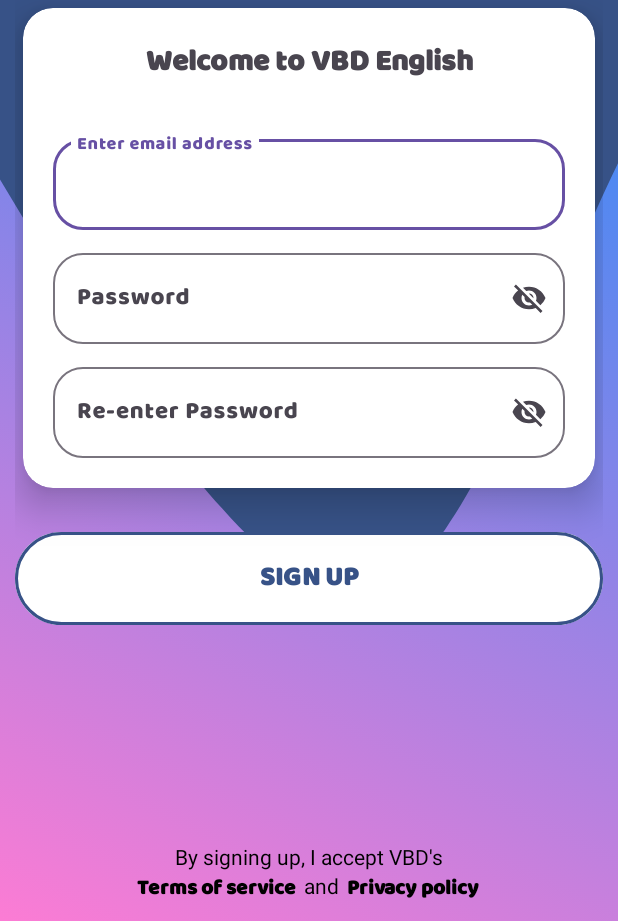
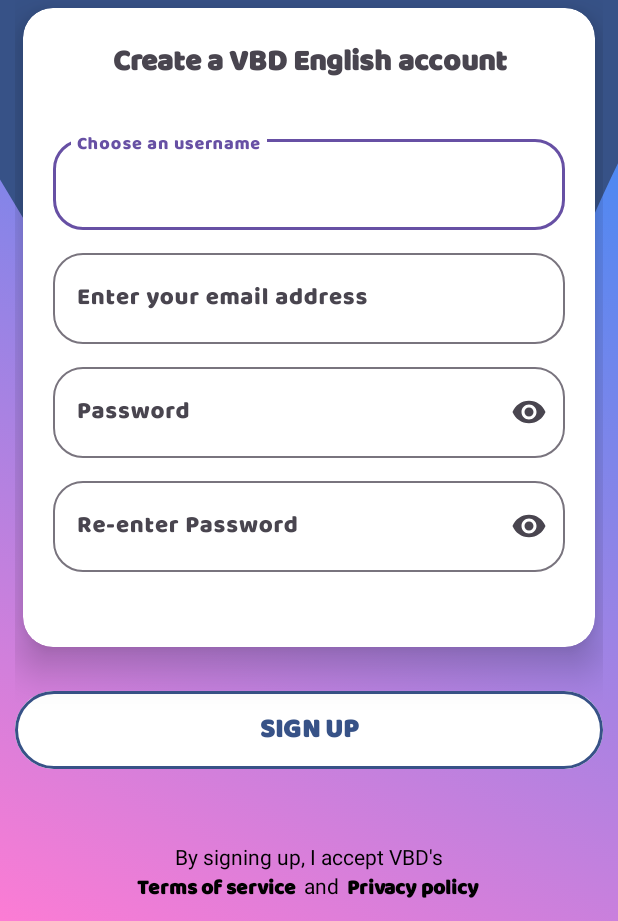
Before and after one commit to GinNE-dev/MobileFP_EnglishQuizlet, an Android app: the layout login_signup_layout.xml on its own in the app's theme, with its tools: preview values and no code run, on a phone screen of 412 x 824 dp, the part 315-1236 px from its top. Run offline under Robolectric (Android 15) with nearby library versions, the phone set to English and light mode, and no system bars; Roboto replaces fonts that are not available here.

Commit message:
update login, signup

```diff
--- a/app/build.gradle.kts
+++ b/app/build.gradle.kts
@@ -1,5 +1,6 @@
 plugins {
     id("com.android.application")
+    id("com.google.gms.google-services")
 }
 
 android {
@@ -42,4 +43,9 @@ dependencies {
 
     implementation("de.hdodenhof:circleimageview:3.1.0")
     implementation ("com.wajahatkarim:EasyFlipView:3.0.3")
+
+    implementation(platform("com.google.firebase:firebase-bom:32.6.0"))
+    implementation("com.google.firebase:firebase-analytics")
+    implementation("com.google.firebase:firebase-database")
+    implementation("com.google.firebase:firebase-auth")
 }
--- a/app/src/main/res/layout/login_signup_layout.xml
+++ b/app/src/main/res/layout/login_signup_layout.xml
@@ -22,6 +22,7 @@
                 android:orientation="horizontal">
 
                 <androidx.appcompat.widget.AppCompatImageButton
+                    android:id="@+id/btnBack"
                     android:layout_width="50dp"
                     android:layout_height="50dp"
                     android:src="@drawable/baseline_keyboard_backspace_24"
@@ -58,18 +59,19 @@
                     <TextView
                         android:layout_width="match_parent"
                         android:layout_height="wrap_content"
-                        android:text="Welcome to VBD English"
+                        android:layout_marginBottom="20dp"
+                        android:fontFamily="@font/baloo"
+                        android:text="Create a VBD English account"
                         android:textAlignment="center"
-                        android:textStyle="bold"
                         android:textSize="20dp"
-                        android:fontFamily="@font/baloo"
-                        android:layout_marginBottom="20dp">
+                        android:textStyle="bold">
 
                     </TextView>
+
                     <com.google.android.material.textfield.TextInputLayout
                         android:layout_width="match_parent"
                         android:layout_height="wrap_content"
-                        android:hint="Enter email address"
+                        android:hint="Choose an username"
                         app:endIconMode="clear_text"
                         android:layout_marginTop="10dp"
                         app:boxCornerRadiusBottomStart="20dp"
@@ -78,11 +80,28 @@
                         app:boxCornerRadiusTopStart="20dp">
 
                         <com.google.android.material.textfield.TextInputEditText
+                            android:id="@+id/edtxtUsername"
                             android:layout_width="match_parent"
                             android:layout_height="wrap_content"
-                            android:fontFamily="@font/baloo"
-                            >
-                        </com.google.android.material.textfield.TextInputEditText>
+                            android:fontFamily="@font/baloo"></com.google.android.material.textfield.TextInputEditText>
+                    </com.google.android.material.textfield.TextInputLayout>
+
+                    <com.google.android.material.textfield.TextInputLayout
+                        android:layout_width="match_parent"
+                        android:layout_height="wrap_content"
+                        android:hint="Enter your email address"
+                        app:endIconMode="clear_text"
+                        android:layout_marginTop="10dp"
+                        app:boxCornerRadiusBottomStart="20dp"
+                        app:boxCornerRadiusBottomEnd="20dp"
+                        app:boxCornerRadiusTopEnd="20dp"
+                        app:boxCornerRadiusTopStart="20dp">
+
+                        <com.google.android.material.textfield.TextInputEditText
+                            android:id="@+id/edtxtEmail"
+                            android:layout_width="match_parent"
+                            android:layout_height="wrap_content"
+                            android:fontFamily="@font/baloo"></com.google.android.material.textfield.TextInputEditText>
                     </com.google.android.material.textfield.TextInputLayout>
 
                     <com.google.android.material.textfield.TextInputLayout
@@ -97,11 +116,11 @@
                         app:boxCornerRadiusTopStart="20dp">
 
                         <com.google.android.material.textfield.TextInputEditText
+                            android:id="@+id/edtxtPassword"
                             android:layout_width="match_parent"
                             android:layout_height="wrap_content"
                             android:fontFamily="@font/baloo"
-                            >
-                        </com.google.android.material.textfield.TextInputEditText>
+                            android:inputType="textPassword">></com.google.android.material.textfield.TextInputEditText>
                     </com.google.android.material.textfield.TextInputLayout>
 
                     <com.google.android.material.textfield.TextInputLayout
@@ -116,12 +135,21 @@
                         app:boxCornerRadiusTopStart="20dp">
 
                         <com.google.android.material.textfield.TextInputEditText
+                            android:id="@+id/edtxtPassword2"
                             android:layout_width="match_parent"
                             android:layout_height="wrap_content"
                             android:fontFamily="@font/baloo"
-                            >
-                        </com.google.android.material.textfield.TextInputEditText>
+                            android:inputType="textPassword">></com.google.android.material.textfield.TextInputEditText>
                     </com.google.android.material.textfield.TextInputLayout>
+
+                    <ProgressBar
+                        android:id="@+id/progressBar"
+                        android:layout_width="match_parent"
+                        android:layout_height="20dp"
+                        android:progressBackgroundTint="#000000"
+                        style="@android:style/Widget.DeviceDefault.Light.ProgressBar.Small"
+                        android:visibility="invisible"
+                        android:layout_marginTop="10dp"/>
 
                 </LinearLayout>
 
@@ -129,19 +157,18 @@
             </androidx.cardview.widget.CardView>
 
             <com.google.android.material.button.MaterialButton
+                android:id="@+id/btnSignup"
+                android:layout_width="match_parent"
+                android:layout_height="60dp"
                 android:layout_marginTop="20dp"
-                android:layout_width="match_parent"
-                android:layout_height="70dp"
+                android:backgroundTint="@color/white"
+                android:fontFamily="@font/baloo"
                 android:text="SIGN UP"
+                android:textColor="#375287"
                 android:textSize="18dp"
                 android:textStyle="bold"
-                android:textColor="#375287"
                 app:strokeColor="#375287"
-                app:strokeWidth="2dp"
-                android:backgroundTint="@color/white"
-                android:fontFamily="@font/baloo"
-                >
-            </com.google.android.material.button.MaterialButton>
+                app:strokeWidth="2dp"></com.google.android.material.button.MaterialButton>
 
             <View
                 android:layout_width="0dp"
--- a/app/src/main/res/layout/main_layout.xml
+++ b/app/src/main/res/layout/main_layout.xml
@@ -39,11 +39,12 @@
                 </View>
 
                 <androidx.appcompat.widget.AppCompatImageButton
+                    android:id="@+id/btnNotification"
                     android:layout_width="wrap_content"
                     android:layout_height="wrap_content"
-                    android:src="@drawable/bell_alt_svgrepo_com"
+                    android:layout_gravity="center_vertical"
                     android:background="?attr/selectableItemBackground"
-                    android:layout_gravity="center_vertical">
+                    android:src="@drawable/bell_alt_svgrepo_com">
 
                 </androidx.appcompat.widget.AppCompatImageButton>
             </LinearLayout>
--- a/build.gradle.kts
+++ b/build.gradle.kts
@@ -1,4 +1,5 @@
 // Top-level build file where you can add configuration options common to all sub-projects/modules.
 plugins {
     id("com.android.application") version "8.1.1" apply false
+    id("com.google.gms.google-services") version "4.4.0" apply false
 }
```
Also changed, not shown: app/src/main/AndroidManifest.xml (+5 -4 lines), app/src/main/java/com/gin/mobilefp_englishquizlet/Login/LoginLayout.java (+78 -1 lines), app/src/main/java/com/gin/mobilefp_englishquizlet/Login/SignUpLayout.java (+103 -0 lines), app/src/main/java/com/gin/mobilefp_englishquizlet/MainLayout.java (+33 -0 lines), app/src/main/res/layout/login_layout.xml (+42 -22 lines), 1 other file.
